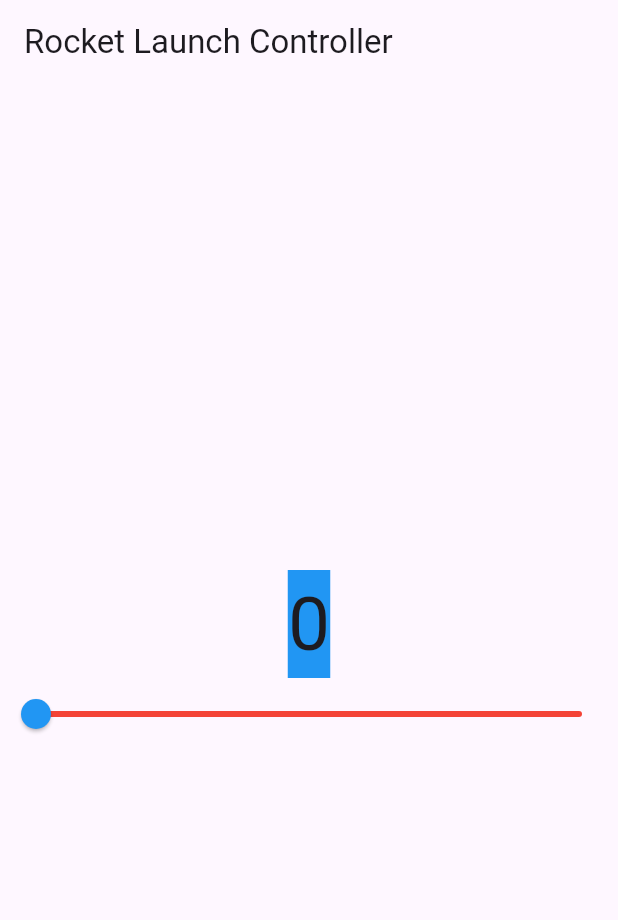
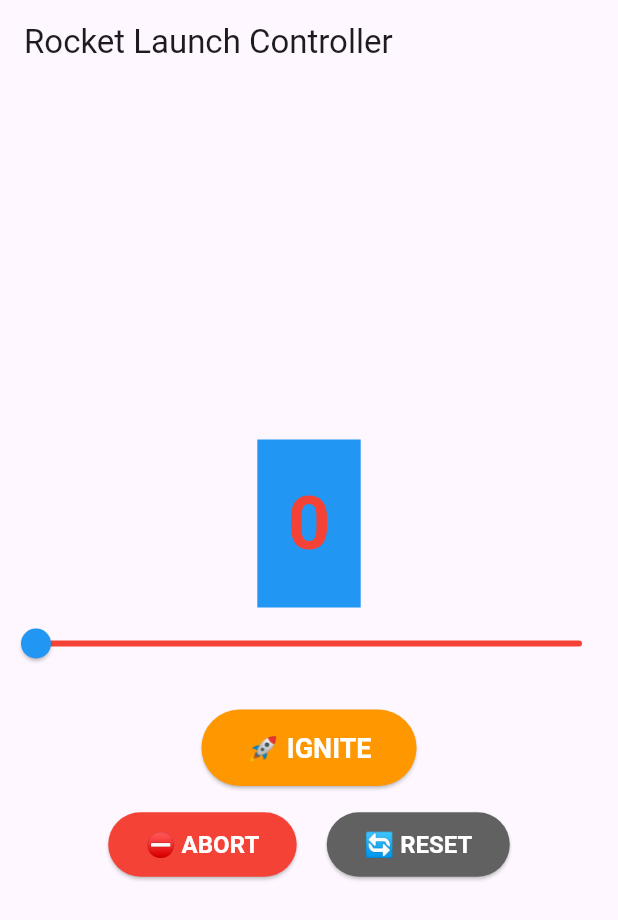
Before and after one commit to phitly/inclass06v2, a Flutter app: the screen it shows after launch, on a phone screen of 412 x 824 dp. Shown: the top 920 px of the screen. Run offline on Flutter 3.47's test engine with Material 3 defaults, Android fonts, the phone set to English and light mode, and no system bars.

Commit message:
implemented code

```diff
--- a/lib/main.dart
+++ b/lib/main.dart
@@ -29,6 +29,19 @@
   // Set counter value
   int _counter = 0;
 
+  // Method to determine counter color based on value
+  Color _getCounterColor() {
+    if (_counter == 0) {
+      return Colors.red; // Red when exactly 0
+    } else if (_counter == 100) {
+      return Colors.yellow; // Yellow for maximum liftoff value
+    } else if (_counter > 50) {
+      return Colors.green; // Green when above 50
+    } else {
+      return Colors.orange; // Orange for values between 1 and 50
+    }
+  }
+
   @override
   Widget build(BuildContext context) {
     return Scaffold(
@@ -42,10 +55,33 @@
           Center(
             child: Container(
               color: Colors.blue,
-              child: Text(
-                // To displays current number
-                '$_counter',
-                style: TextStyle(fontSize: 50.0),
+              padding: const EdgeInsets.all(20),
+              child: Column(
+                mainAxisSize: MainAxisSize.min,
+                children: [
+                  Text(
+                    // To displays current number
+                    '$_counter',
+                    style: TextStyle(
+                      fontSize: 50.0,
+                      fontWeight: FontWeight.bold,
+                      color: _getCounterColor(), // Dynamic color based on value
+                    ),
+                  ),
+                  // Show LIFTOFF message when counter reaches 100
+                  if (_counter == 100)
+                    const Padding(
+                      padding: EdgeInsets.only(top: 10),
+                      child: Text(
+                        '🚀 LIFTOFF! 🚀',
+                        style: TextStyle(
+                          fontSize: 24.0,
+                          fontWeight: FontWeight.bold,
+                          color: Colors.yellow,
+                        ),
+                      ),
+                    ),
+                ],
               ),
             ),
           ),
@@ -61,6 +97,60 @@
             activeColor: Colors.blue,
             inactiveColor: Colors.red,
           ),
+          const SizedBox(height: 20), // Add some spacing
+          ElevatedButton(
+            onPressed: () {
+              setState(() {
+                if (_counter < 100) { // Prevent going over max value
+                  _counter++;
+                }
+              });
+            },
+            style: ElevatedButton.styleFrom(
+              backgroundColor: Colors.orange,
+              foregroundColor: Colors.white,
+              padding: const EdgeInsets.symmetric(horizontal: 30, vertical: 15),
+              textStyle: const TextStyle(fontSize: 18, fontWeight: FontWeight.bold),
+            ),
+            child: const Text('🚀 IGNITE'),
+          ),
+          const SizedBox(height: 15), // Spacing between button rows
+          Row(
+            mainAxisAlignment: MainAxisAlignment.center,
+            children: [
+              ElevatedButton(
+                onPressed: () {
+                  setState(() {
+                    if (_counter > 0) { // Prevent going below 0
+                      _counter--;
+                    }
+                  });
+                },
+                style: ElevatedButton.styleFrom(
+                  backgroundColor: Colors.red,
+                  foregroundColor: Colors.white,
+                  padding: const EdgeInsets.symmetric(horizontal: 25, vertical: 12),
+                  textStyle: const TextStyle(fontSize: 16, fontWeight: FontWeight.bold),
+                ),
+                child: const Text('⛔ ABORT'),
+              ),
+              const SizedBox(width: 20), // Spacing between buttons
+              ElevatedButton(
+                onPressed: () {
+                  setState(() {
+                    _counter = 0; // Reset to 0 immediately
+                  });
+                },
+                style: ElevatedButton.styleFrom(
+                  backgroundColor: Colors.grey[700],
+                  foregroundColor: Colors.white,
+                  padding: const EdgeInsets.symmetric(horizontal: 25, vertical: 12),
+                  textStyle: const TextStyle(fontSize: 16, fontWeight: FontWeight.bold),
+                ),
+                child: const Text('🔄 RESET'),
+              ),
+            ],
+          ),
         ],
       ),
     );
```
